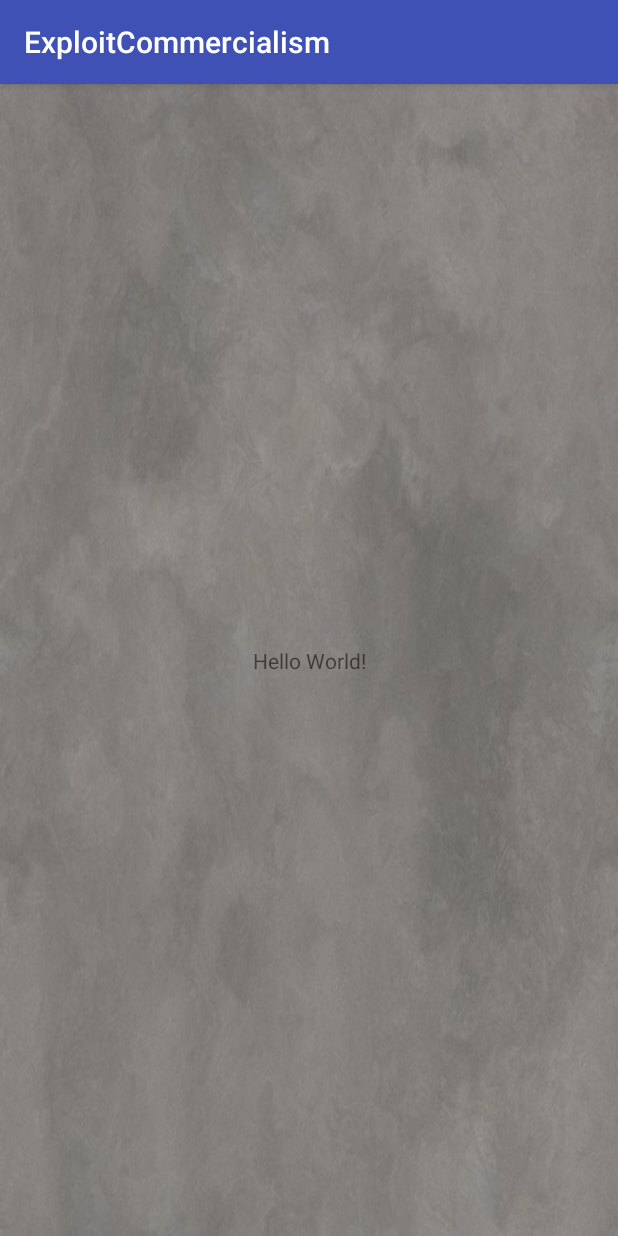
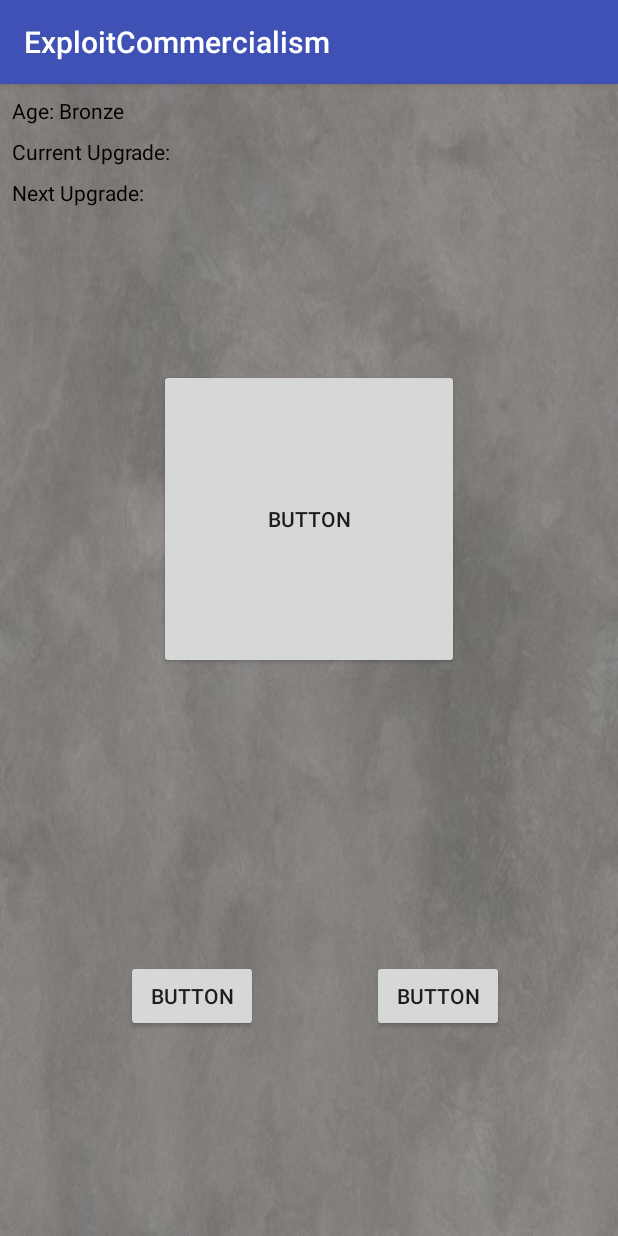
Before and after one commit to jaredblack/final-project, an Android app: the screen it shows after launch (MainActivity), on a phone screen of 412 x 824 dp. Run offline under Robolectric (Android 15) with nearby library versions, the phone set to English and light mode, and no system bars.

Commit message:
Added basic frontend for town/modifier paradigm

```diff
--- a/ExploitCommercialism/app/src/main/java/com/jhblack/exploitcommercialism/MainActivity.java
+++ b/ExploitCommercialism/app/src/main/java/com/jhblack/exploitcommercialism/MainActivity.java
@@ -1,7 +1,9 @@
 package com.jhblack.exploitcommercialism;
 
+import android.content.res.Resources;
 import android.support.v7.app.AppCompatActivity;
 import android.os.Bundle;
+import android.widget.TextView;
 
 public class MainActivity extends AppCompatActivity {
 
@@ -9,5 +11,11 @@ public class MainActivity extends AppCompatActivity {
     protected void onCreate(Bundle savedInstanceState) {
         super.onCreate(savedInstanceState);
         setContentView(R.layout.activity_main);
+
+        Resources res = getResources();
+        String text = String.format(res.getString(R.string.age_text), "Bronze");
+
+        TextView ageTV = findViewById(R.id.ageTV);
+        ageTV.setText(text);
     }
 }
--- a/ExploitCommercialism/app/src/main/res/layout/activity_main.xml
+++ b/ExploitCommercialism/app/src/main/res/layout/activity_main.xml
@@ -8,12 +8,91 @@
     tools:context=".MainActivity">
 
     <TextView
+        android:id="@+id/ageTV"
         android:layout_width="wrap_content"
         android:layout_height="wrap_content"
-        android:text="Hello World!"
+        android:layout_marginStart="8dp"
+        android:layout_marginTop="8dp"
+        android:text="@string/age_text"
+        android:textColor="@android:color/black"
+        app:layout_constraintStart_toStartOf="parent"
+        app:layout_constraintTop_toTopOf="parent" />
+
+    <TextView
+        android:id="@+id/currUpTV"
+        android:layout_width="wrap_content"
+        android:layout_height="wrap_content"
+        android:layout_marginStart="8dp"
+        android:layout_marginTop="8dp"
+        android:text="Current Upgrade:"
+        android:textColor="@android:color/black"
+        app:layout_constraintStart_toStartOf="parent"
+        app:layout_constraintTop_toBottomOf="@+id/ageTV" />
+
+    <TextView
+        android:id="@+id/nextUpTV"
+        android:layout_width="wrap_content"
+        android:layout_height="wrap_content"
+        android:layout_marginStart="8dp"
+        android:layout_marginTop="8dp"
+        android:text="Next Upgrade:"
+        android:textColor="@android:color/black"
+        app:layout_constraintStart_toStartOf="parent"
+        app:layout_constraintTop_toBottomOf="@+id/currUpTV" />
+
+    <Button
+        android:id="@+id/townHallBT"
+        android:layout_width="200dp"
+        android:layout_height="200dp"
+        android:layout_marginBottom="8dp"
+        android:layout_marginEnd="8dp"
+        android:layout_marginStart="8dp"
+        android:layout_marginTop="8dp"
+        android:text="Button"
         app:layout_constraintBottom_toBottomOf="parent"
-        app:layout_constraintLeft_toLeftOf="parent"
-        app:layout_constraintRight_toRightOf="parent"
+        app:layout_constraintEnd_toEndOf="parent"
+        app:layout_constraintStart_toStartOf="parent"
+        app:layout_constraintTop_toTopOf="parent"
+        app:layout_constraintVertical_bias="0.32999998" />
+
+    <Button
+        android:id="@+id/modifier1BT"
+        android:layout_width="wrap_content"
+        android:layout_height="wrap_content"
+        android:layout_marginBottom="72dp"
+        android:layout_marginStart="8dp"
+        android:layout_marginTop="8dp"
+        android:text="Button"
+        app:layout_constraintBottom_toBottomOf="parent"
+        app:layout_constraintEnd_toStartOf="@+id/modifier2BT"
+        app:layout_constraintHorizontal_bias="0.5"
+        app:layout_constraintStart_toStartOf="parent"
+        app:layout_constraintTop_toTopOf="parent"
+        app:layout_constraintVertical_bias="0.9" />
+
+    <Button
+        android:id="@+id/modifier2BT"
+        android:layout_width="wrap_content"
+        android:layout_height="wrap_content"
+        android:layout_marginBottom="72dp"
+        android:layout_marginTop="8dp"
+        android:text="Button"
+        app:layout_constraintBottom_toBottomOf="parent"
+        app:layout_constraintEnd_toEndOf="parent"
+        app:layout_constraintHorizontal_bias="0.5"
+        app:layout_constraintStart_toEndOf="@+id/modifier1BT"
+        app:layout_constraintTop_toTopOf="parent"
+        app:layout_constraintVertical_bias="0.9" />
+
+    <TextView
+        android:id="@+id/moneyTV"
+        android:layout_width="wrap_content"
+        android:layout_height="wrap_content"
+        android:layout_marginEnd="8dp"
+        android:layout_marginTop="8dp"
+        android:textColor="@android:color/black"
+        android:textSize="30sp"
+        app:layout_constraintEnd_toEndOf="parent"
         app:layout_constraintTop_toTopOf="parent" />
 
 </android.support.constraint.ConstraintLayout>
--- a/ExploitCommercialism/app/src/main/res/values/strings.xml
+++ b/ExploitCommercialism/app/src/main/res/values/strings.xml
@@ -1,3 +1,5 @@
 <resources>
     <string name="app_name">ExploitCommercialism</string>
+    <string name="age_text">Age: %1$s</string>
+
 </resources>
```
